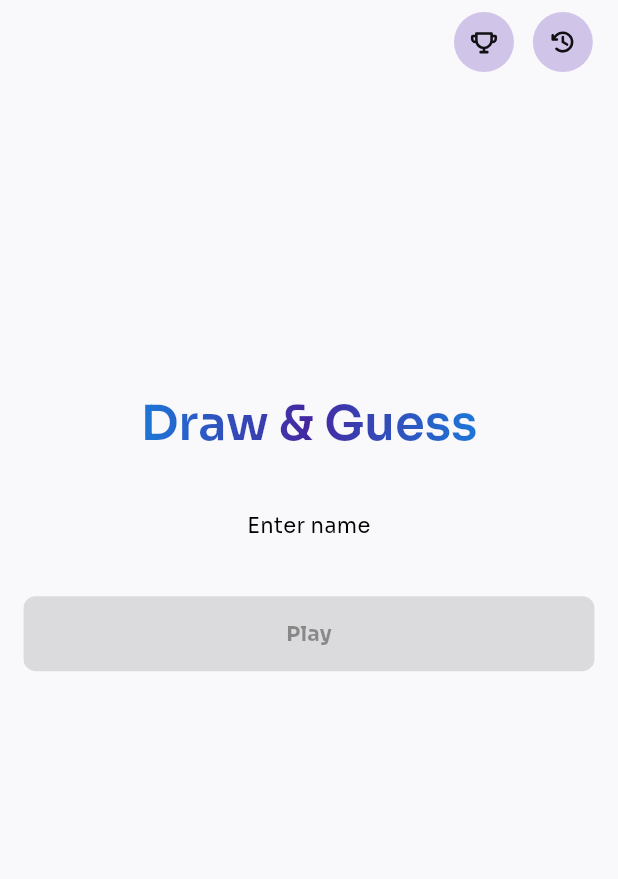
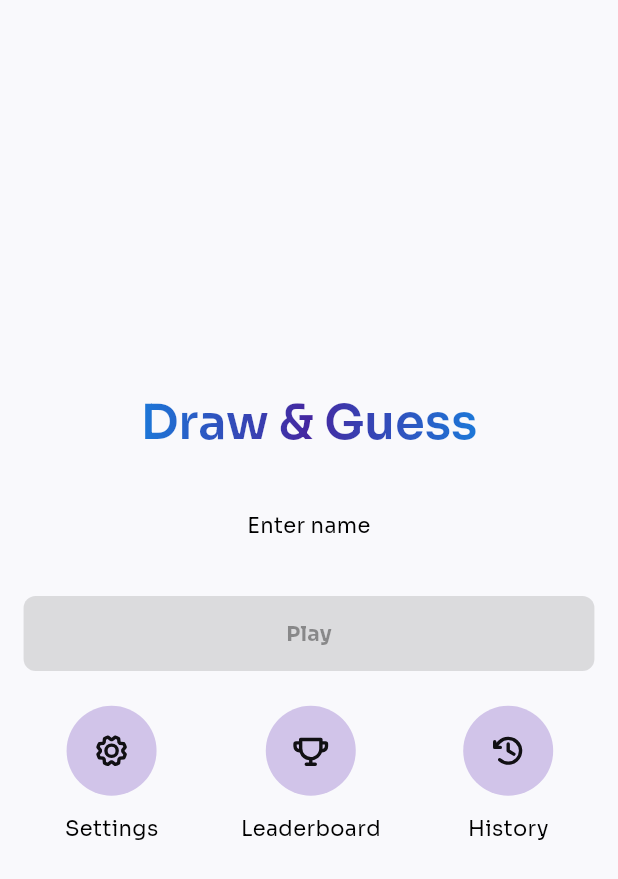
Before and after one commit to o-ifeanyi/skribla, a Flutter app: the screen it shows after launch, on a phone screen of 412 x 824 dp. Shown: the top 879 px of the screen. Run offline on Flutter 3.47's test engine with Material 3 defaults, Android fonts, the phone set to English and light mode, and no system bars; our stand-ins replace cloud_firestore, firebase_auth, firebase_core, flex_color_scheme, flutter_riverpod, flutter_screenutil and 9 more; accounts and stored records are empty; generated files the repository leaves out were written again; network calls fail.

Commit message:
minor fixes

```diff
--- a/lib/src/app/auth/data/repository/auth_repository.dart
+++ b/lib/src/app/auth/data/repository/auth_repository.dart
@@ -113,7 +113,7 @@ final class AuthRepository {
     }
   }
 
-  Future<Result<String>> updateUserName(String name) async {
+  Future<Result<bool>> updateUserName(String name) async {
     try {
       _logger.request('Updating user name - $name');
 
@@ -122,7 +122,7 @@ final class AuthRepository {
           .doc(firebaseAuth.currentUser!.uid)
           .update({'name': name});
 
-      return Result.success(name);
+      return const Result.success(true);
     } catch (e, s) {
       _logger.error('updateUserName - $e', stack: s);
       return Result.error(CustomError(message: e.toString()));
--- a/lib/src/app/auth/presentation/provider/auth_provider.dart
+++ b/lib/src/app/auth/presentation/provider/auth_provider.dart
@@ -44,8 +44,8 @@ class AuthProvider extends StateNotifier<AuthState> {
     if (state.user == null) return false;
     final res = await authRepository.updateUserName(name);
     return res.when(
-      success: (val) {
-        state = state.copyWith(user: state.user!.copyWith(name: val));
+      success: (success) {
+        state = state.copyWith(user: state.user!.copyWith(name: name));
         return true;
       },
       error: (error) => false,
--- a/lib/src/app/history/presentation/widgets/light_painter.dart
+++ b/lib/src/app/history/presentation/widgets/light_painter.dart
@@ -19,8 +19,8 @@ class LightPainter extends CustomPainter {
 
     final path = Path()
       ..moveTo(size.width / 2 - Config.w(10), 20)
-      ..lineTo(Config.w(20), size.height)
-      ..lineTo(size.width - Config.w(20), size.height)
+      ..lineTo(Config.w(15), size.height)
+      ..lineTo(size.width - Config.w(15), size.height)
       ..lineTo(size.width / 2 + Config.w(10), 20)
       ..close();
 
--- a/lib/src/app/leaderboard/presentation/screens/leaderboard_screen.dart
+++ b/lib/src/app/leaderboard/presentation/screens/leaderboard_screen.dart
@@ -41,9 +41,7 @@ class _LeaderboardScreenState extends ConsumerState<LeaderboardScreen> {
   Widget build(BuildContext context) {
     ref.listen(
       leaderboardProvider.select((it) => it.type),
-      (_, __) {
-        _controller.refresh();
-      },
+      (_, __) => _controller.refresh(),
     );
     return Scaffold(
       body: NestedScrollView(
--- a/lib/src/app/leaderboard/presentation/widgets/leaderboard_app_bar.dart
+++ b/lib/src/app/leaderboard/presentation/widgets/leaderboard_app_bar.dart
@@ -79,7 +79,7 @@ class _LeaderboardAppBarState extends ConsumerState<LeaderboardAppBar> {
                         if (topThree.length > 2) ...[
                           Config.hBox12,
                           TopThreeItem(
-                            height: constraints.maxHeight * 0.1,
+                            height: constraints.maxHeight * 0.12,
                             width: constraints.maxWidth * 0.2,
                             color: Colors.brown,
                             position: '3',
--- a/lib/src/app/leaderboard/presentation/widgets/top_three_item.dart
+++ b/lib/src/app/leaderboard/presentation/widgets/top_three_item.dart
@@ -87,12 +87,12 @@ class TopThreeShimmer extends StatelessWidget {
           crossAxisAlignment: CrossAxisAlignment.end,
           children: [
             _TopThreeItemShimmer(
-              height: constraints.maxHeight * 0.17,
+              height: constraints.maxHeight * 0.15,
               width: constraints.maxWidth * 0.2,
             ),
             Config.hBox12,
             _TopThreeItemShimmer(
-              height: constraints.maxHeight * 0.27,
+              height: constraints.maxHeight * 0.25,
               width: constraints.maxWidth * 0.4,
             ),
             Config.hBox12,
--- a/lib/src/app/start/presentation/screens/start_screen.dart
+++ b/lib/src/app/start/presentation/screens/start_screen.dart
@@ -1,11 +1,11 @@
 import 'package:draw_and_guess/src/app/start/presentation/provider/start_state.dart';
+import 'package:draw_and_guess/src/app/start/presentation/widgets/start_action.dart';
 import 'package:draw_and_guess/src/core/di/di.dart';
 import 'package:draw_and_guess/src/core/resource/app_icons.dart';
 import 'package:draw_and_guess/src/core/router/routes.dart';
 import 'package:draw_and_guess/src/core/util/config.dart';
 import 'package:draw_and_guess/src/core/util/extension.dart';
 import 'package:draw_and_guess/src/core/widgets/app_button.dart';
-import 'package:draw_and_guess/src/core/widgets/default_app_bar.dart';
 import 'package:draw_and_guess/src/core/widgets/gradient_text.dart';
 import 'package:draw_and_guess/src/core/widgets/input_field.dart';
 import 'package:firebase_auth/firebase_auth.dart';
@@ -44,35 +44,14 @@ class _StartScreenState extends ConsumerState<StartScreen> {
   Widget build(BuildContext context) {
     final user = ref.watch(authProvider.select((it) => it.user));
     final status = ref.watch(startProvider.select((it) => it.status));
+
     return Scaffold(
-      appBar: DefaultAppBar(
-        automaticallyImplyLeading: false,
-        actions: [
-          GestureDetector(
-            onTap: () => context.goNamed(Routes.leaderboard),
-            child: CircleAvatar(
-              backgroundColor: context.theme.inputDecorationTheme.fillColor,
-              child: Icon(AppIcons.trophy, size: 18),
-            ),
-          ),
-          Config.hBox12,
-          GestureDetector(
-            onTap: () => context.goNamed(Routes.history),
-            child: CircleAvatar(
-              backgroundColor: context.theme.inputDecorationTheme.fillColor,
-              child: Icon(AppIcons.clockCounterClockwise, size: 18),
-            ),
-          ),
-        ],
-      ),
       body: Padding(
         padding: Config.symmetric(h: 15),
         child: Column(
           crossAxisAlignment: CrossAxisAlignment.stretch,
+          mainAxisAlignment: MainAxisAlignment.center,
           children: [
-            SizedBox(
-              height: Config.height * 0.25,
-            ),
             GradientText(
               'Draw & Guess',
               style: context.textTheme.titleLarge,
@@ -97,29 +76,49 @@ class _StartScreenState extends ConsumerState<StartScreen> {
               builder: (context, value, child) {
                 return AppButton(
                   text: 'Play',
-                  onPressed:
-                      value.text.trim().isEmpty || user == null || status == StartStatus.findingGame
+                  onPressed: value.text.trim().isEmpty ||
+                          user == null ||
+                          status == StartStatus.findingGame
                       ? null
                       : () async {
                           if (user.name != value.text.trim()) {
-                                await ref
-                                    .read(authProvider.notifier)
-                                    .updateUserName(_nameCtrl.text.trim());
+                            await ref.read(authProvider.notifier).updateUserName(value.text.trim());
                           }
 
                           if (!context.mounted) return;
 
-                              await ref.read(startProvider.notifier).findGame(user).then((id) {
+                          await ref
+                              .read(startProvider.notifier)
+                              .findGame(user.copyWith(name: value.text.trim()))
+                              .then((id) {
                             if (id != null) {
-                                  context.goNamed(
-                                    Routes.game,
-                                    pathParameters: {'id': id},
-                                  );
+                              context.goNamed(Routes.game, pathParameters: {'id': id});
                             }
                           });
                         },
                 );
               },
+            ),
+            Config.vBox24,
+            Row(
+              mainAxisAlignment: MainAxisAlignment.spaceAround,
+              children: [
+                StartAction(
+                  icon: AppIcons.gear,
+                  text: 'Settings',
+                  onTap: () {},
+                ),
+                StartAction(
+                  icon: AppIcons.trophy,
+                  text: 'Leaderboard',
+                  onTap: () => context.goNamed(Routes.leaderboard),
+                ),
+                StartAction(
+                  icon: AppIcons.clockCounterClockwise,
+                  text: 'History',
+                  onTap: () => context.goNamed(Routes.history),
+                ),
+              ],
             ),
           ],
         ),
--- /dev/null
+++ b/lib/src/app/start/presentation/widgets/start_action.dart
@@ -0,0 +1,37 @@
+import 'package:draw_and_guess/src/core/util/config.dart';
+import 'package:draw_and_guess/src/core/util/extension.dart';
+import 'package:flutter/material.dart';
+
+class StartAction extends StatelessWidget {
+  const StartAction({
+    required this.icon,
+    required this.text,
+    required this.onTap,
+    super.key,
+  });
+
+  final IconData icon;
+  final String text;
+  final VoidCallback onTap;
+
+  @override
+  Widget build(BuildContext context) {
+    return GestureDetector(
+      onTap: onTap,
+      child: Column(
+        children: [
+          CircleAvatar(
+            radius: 30,
+            backgroundColor: context.theme.inputDecorationTheme.fillColor,
+            child: Icon(
+              icon,
+              size: 24,
+            ),
+          ),
+          Config.vBox12,
+          Text(text),
+        ],
+      ),
+    );
+  }
+}
--- a/lib/src/core/di/di.dart
+++ b/lib/src/core/di/di.dart
@@ -41,8 +41,7 @@ final timerProvider = StateNotifierProvider<TimerProvider, TimerState>(
 
 final gameProvider = StateNotifierProvider<GameProvider, GameState>(
   (ref) => GameProvider(
-    user: ref.read(authProvider).user,
-    timerProvider: ref.read(timerProvider.notifier),
+    ref: ref,
     gameRepository: ref.read(gameRepoProvider),
   ),
 );
@@ -61,6 +60,7 @@ final historyProvider = StateNotifierProvider<HistoryProvider, HistoryState>(
 
 final leaderboardProvider = StateNotifierProvider<LeaderboardProvider, LeaderboardState>(
   (ref) => LeaderboardProvider(
+    ref: ref,
     leaderboardRepository: ref.read(leaderboardRepoProvider),
   ),
 );
--- a/lib/src/core/resource/app_icons.dart
+++ b/lib/src/core/resource/app_icons.dart
@@ -12,6 +12,7 @@ abstract class AppIcons {
   static IconData get paperPlaneRight => PhosphorIconsBold.paperPlaneRight;
   static IconData get x => PhosphorIconsBold.x;
   static IconData get trophy => PhosphorIconsBold.trophy;
+  static IconData get gear => PhosphorIconsBold.gear;
   static IconData get appleLogo => PhosphorIconsBold.appleLogo;
   static IconData get googleLogo => PhosphorIconsBold.googleLogo;
 }
```
Also changed, not shown: lib/src/app/game/presentation/provider/game_provider.dart (+5 -8 lines), lib/src/app/game/presentation/provider/game_provider_ext.dart (+7 -5 lines), lib/src/app/history/presentation/screens/exhibits_screen.dart (+6 -5 lines), lib/src/app/leaderboard/presentation/provider/leaderboard_provider.dart (+21 -7 lines), lib/src/app/leaderboard/presentation/widgets/leaderboard_footer.dart (+3 -6 lines). Lines whose indentation alone changed are shown as unchanged.
